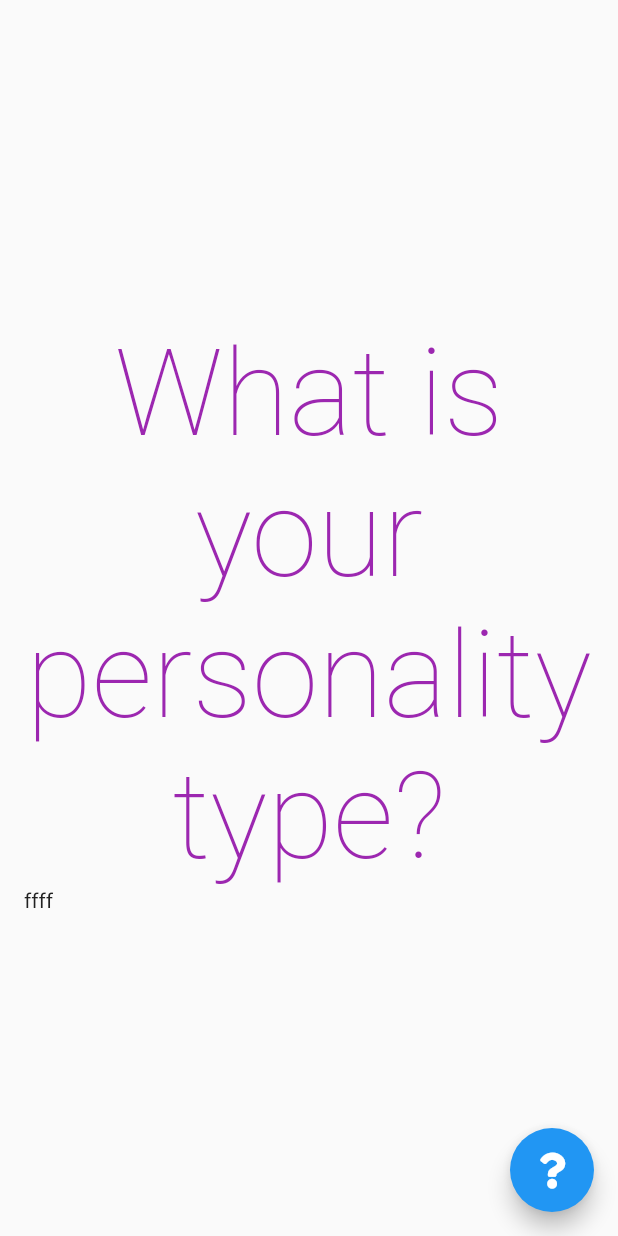
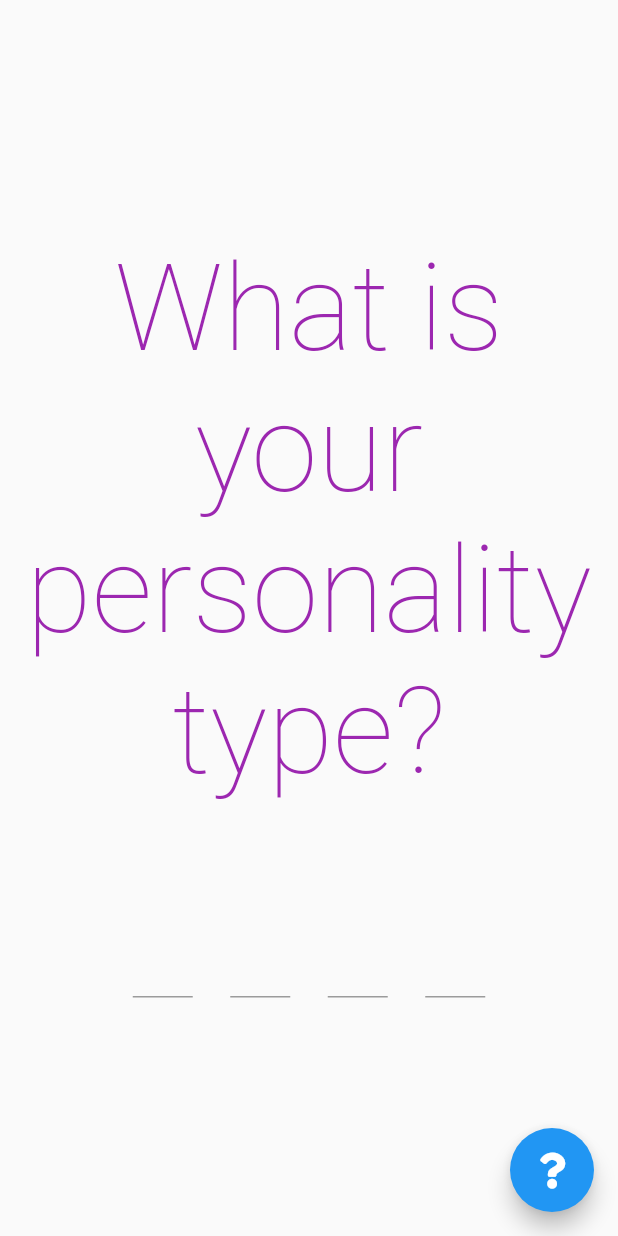
Before and after one commit to femiadeniyi/twentyone_dating, a Flutter app: the PersonalityType screen opened directly, on a phone screen of 412 x 824 dp. Run offline on Flutter 3.47's test engine with Material 2 defaults, Android fonts, the phone set to English and light mode, and no system bars; our stand-ins replace animated_text_kit, font_awesome_flutter, google_fonts, shared_preferences; accounts and stored records are empty.

Commit message:
feat(personality-page): design

```diff
--- a/lib/widgets/questions/PersonalityType.dart
+++ b/lib/widgets/questions/PersonalityType.dart
@@ -1,8 +1,8 @@
 import 'package:animated_text_kit/animated_text_kit.dart';
 import 'package:flutter/material.dart';
+import 'package:flutter/services.dart';
 import 'package:font_awesome_flutter/font_awesome_flutter.dart';
 import 'package:google_fonts/google_fonts.dart';
-
 
 class PersonalityType extends StatefulWidget {
   @override
@@ -10,15 +10,14 @@ class PersonalityType extends StatefulWidget {
 }
 
 class _PersonalityTypeState extends State<PersonalityType> {
-
   final _formKey = GlobalKey<FormState>();
-  late String p1,p2,p3,p4;
+  late String p1, p2, p3, p4;
 
   @override
   Widget build(BuildContext context) {
     return Scaffold(
       floatingActionButton: FloatingActionButton(
-        onPressed: (){},
+        onPressed: () {},
         tooltip: 'Increment',
         child: FaIcon(FontAwesomeIcons.question),
       ),
@@ -26,9 +25,14 @@ class _PersonalityTypeState extends State<PersonalityType> {
         padding: EdgeInsets.all(16),
         child: GestureDetector(
           onVerticalDragEnd: (dragUpdateDetails) {
+            print(_formKey.currentState);
+            if (_formKey.currentState!.validate()) {
               print(dragUpdateDetails);
+            }
           },
           child: Center(
+            child: Form(
+              key: _formKey,
               child: Column(
                 mainAxisAlignment: MainAxisAlignment.center,
                 children: [
@@ -53,10 +57,105 @@ class _PersonalityTypeState extends State<PersonalityType> {
                       textAlign: TextAlign.center,
                     ),
                   ),
+                  SizedBox(
+                    height: 50,
+                  ),
                   Row(
+                    mainAxisSize: MainAxisSize.min,
+                    crossAxisAlignment: CrossAxisAlignment.center,
                     children: [
-                    Text("ff"),
-                    Text("ff")
+                      // Extrovert/Introvert Option
+                      SizedBox(
+                        width: 40,
+                        child: TextFormField(
+                          inputFormatters: [
+                            FilteringTextInputFormatter.allow(
+                                RegExp(r'([eE]|[iI])')),
+                            LengthLimitingTextInputFormatter(1),
+                          ],
+                          style: GoogleFonts.roboto(
+                              fontSize: 48, fontWeight: FontWeight.w200),
+                          // The validator receives the text that the user has entered.
+                          validator: (value) {
+                            if (value!.isEmpty) {
+                              return '?';
+                            }
+                            return null;
+                          },
+                        ),
+                      ),
+                      SizedBox(
+                        width: 25,
+                      ),
+
+                      // Sensing/Intuition Option
+                      SizedBox(
+                        width: 40,
+                        child: TextFormField(
+                          inputFormatters: [
+                            FilteringTextInputFormatter.allow(
+                                RegExp(r'([sS]|[iI])')),
+                            LengthLimitingTextInputFormatter(1),
+                          ],
+                          style: GoogleFonts.roboto(
+                              fontSize: 48, fontWeight: FontWeight.w200),
+                          // The validator receives the text that the user has entered.
+                          validator: (value) {
+                            if (value!.isEmpty) {
+                              return '?';
+                            }
+                            return null;
+                          },
+                        ),
+                      ),
+                      SizedBox(
+                        width: 25,
+                      ),
+
+                      // Thinking/Feeling Option
+                      SizedBox(
+                        width: 40,
+                        child: TextFormField(
+                          inputFormatters: [
+                            FilteringTextInputFormatter.allow(
+                                RegExp(r'([tT]|[fF])')),
+                            LengthLimitingTextInputFormatter(1),
+                          ],
+                          style: GoogleFonts.roboto(
+                              fontSize: 48, fontWeight: FontWeight.w200),
+                          // The validator receives the text that the user has entered.
+                          validator: (value) {
+                            if (value!.isEmpty) {
+                              return '?';
+                            }
+                            return null;
+                          },
+                        ),
+                      ),
+                      SizedBox(
+                        width: 25,
+                      ),
+
+                      // Judging/Perceiving Option
+                      SizedBox(
+                        width: 40,
+                        child: TextFormField(
+                          inputFormatters: [
+                            FilteringTextInputFormatter.allow(
+                                RegExp(r'([jJ]|[pP])')),
+                            LengthLimitingTextInputFormatter(1),
+                          ],
+                          style: GoogleFonts.roboto(
+                              fontSize: 48, fontWeight: FontWeight.w200),
+                          // The validator receives the text that the user has entered.
+                          validator: (value) {
+                            if (value!.isEmpty) {
+                              return '?';
+                            }
+                            return null;
+                          },
+                        ),
+                      ),
                     ],
                   )
                 ],
@@ -64,6 +163,7 @@ class _PersonalityTypeState extends State<PersonalityType> {
             ),
           ),
         ),
+      ),
     );
   }
 }
```
Lines whose indentation alone changed are shown as unchanged.
